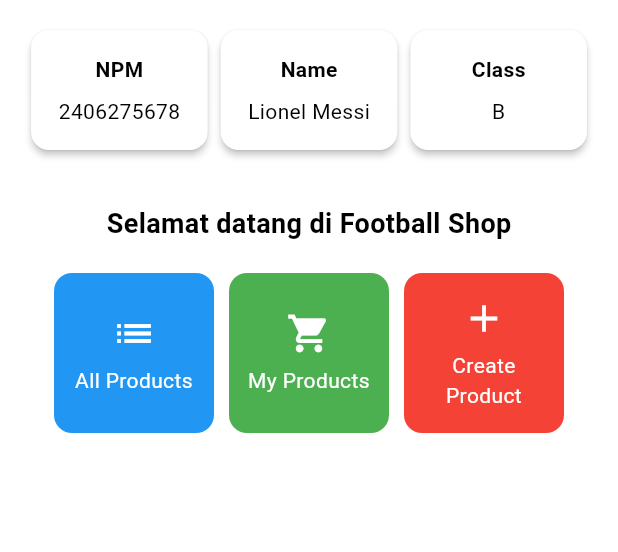
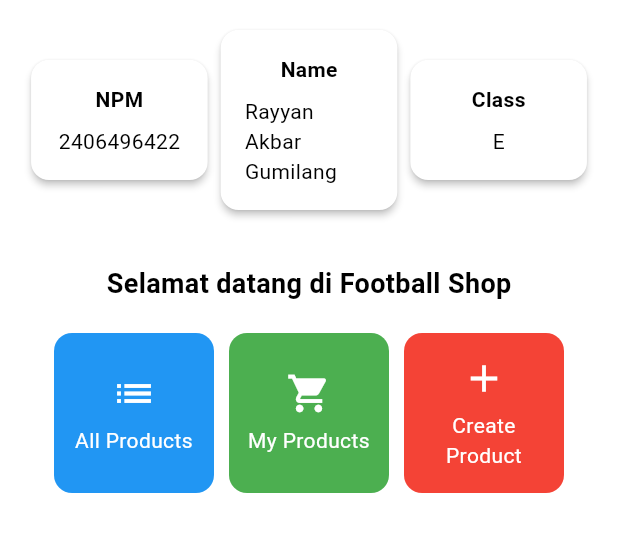
Before and after one commit to RayyanAkbar-UI/footballshop-mobile, a Flutter app: the screen it shows after launch, on a phone screen of 412 x 824 dp, the part 84-636 px from its top. Run offline on Flutter 3.47's test engine with Material 3 defaults, Android fonts, the phone set to English and light mode, and no system bars.

Commit message:
Tugas 7 push 3

```diff
--- a/lib/menu.dart
+++ b/lib/menu.dart
@@ -72,9 +72,9 @@ class ItemCard extends StatelessWidget {
 
 class MyHomePage extends StatelessWidget {
   MyHomePage({super.key});
-  final String nama = "Lionel Messi";
-  final String npm = "2406275678";
-  final String kelas = "B";
+  final String nama = "Rayyan Akbar Gumilang";
+  final String npm = "2406496422";
+  final String kelas = "E";
   final List<ItemHomepage> items = [
     ItemHomepage("All Products", Icons.list, Colors.blue),
     ItemHomepage("My Products", Icons.shopping_cart, Colors.green),
```
